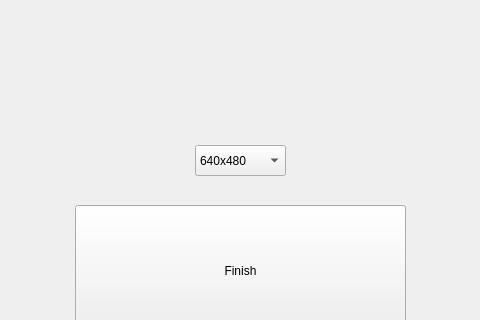
This is sensorsettings.ui in azar923/sandboxQt as Qt 5 draws it before an edit; both pictures show x 185 to 665 and y 135 to 455 of the 869 by 718 pixel window. The edited form follows.
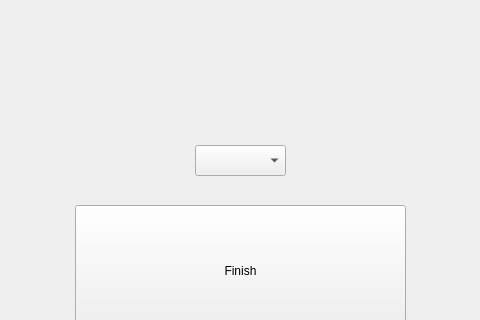
This is the edited form.

The edit to the form file:
```diff
--- a/sensorsettings.ui
+++ b/sensorsettings.ui
@@ -66,7 +66,7 @@
    </property>
    <item>
     <property name="text">
-     <string>640x480</string>
+     <string/>
     </property>
    </item>
    <item>
```
Left out of the diff: 2 changed lines with no effect on the pictures.
